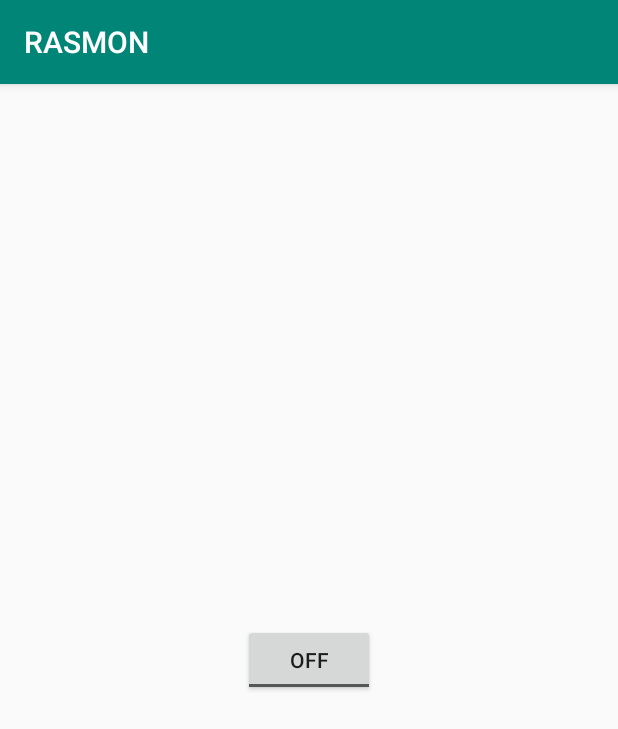
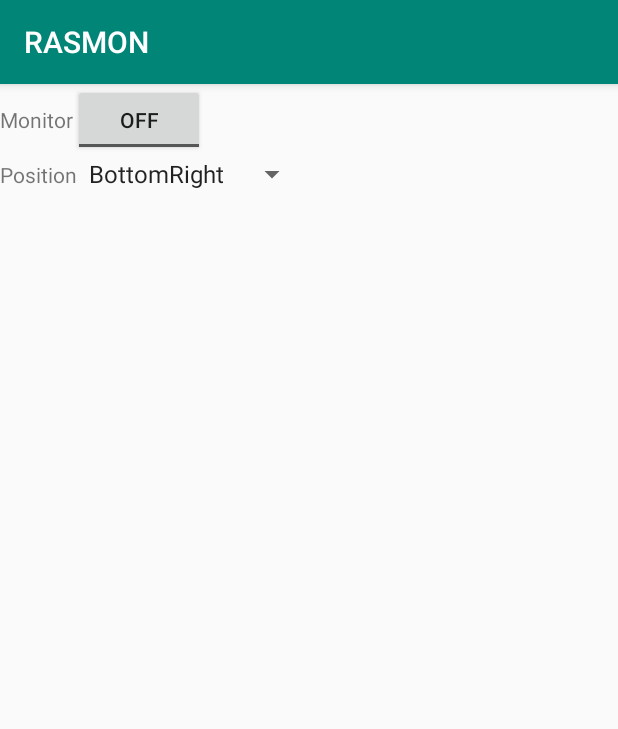
Before and after one commit to takeoverjp/rasmon, an Android app: the screen it shows after launch (MainActivity), on a phone screen of 412 x 824 dp. Shown: the top 729 px of the screen. Run offline under Robolectric (Android 15) with nearby library versions, the phone set to English and light mode, and no system bars.

Commit message:
Prepare position config.

```diff
--- a/app/src/main/java/xyz/takeoverjp/rasmon/MainActivity.kt
+++ b/app/src/main/java/xyz/takeoverjp/rasmon/MainActivity.kt
@@ -5,14 +5,23 @@ import android.net.Uri
 import android.os.Build
 import android.os.Bundle
 import android.provider.Settings
+import android.util.Log
+import android.view.View
+import android.widget.AdapterView
+import android.widget.ArrayAdapter
+import android.widget.Spinner
 import android.widget.ToggleButton
 import androidx.appcompat.app.AppCompatActivity
+
 
 class MainActivity : AppCompatActivity() {
     companion object {
         /** ID for the runtime permission dialog */
         private const val OVERLAY_PERMISSION_REQUEST_CODE = 1
     }
+
+    private val spinnerItems =
+        arrayOf("BottomRight", "BottomLeft", "TopRight", "TopLeft")
 
     override fun onCreate(savedInstanceState: Bundle?) {
         super.onCreate(savedInstanceState)
@@ -25,6 +34,23 @@ class MainActivity : AppCompatActivity() {
             setOnCheckedChangeListener { _, isChecked ->
                 if (isChecked) OverlayService.start(this@MainActivity)
                 else OverlayService.stop(this@MainActivity)
+            }
+        }
+
+        val spinner = findViewById<Spinner>(R.id.positionSpinner)
+        val adapter = ArrayAdapter(this,
+                    android.R.layout.simple_spinner_item, spinnerItems)
+        adapter.setDropDownViewResource(android.R.layout.simple_spinner_dropdown_item)
+        spinner.setAdapter(adapter)
+        spinner.onItemSelectedListener = object : AdapterView.OnItemSelectedListener{
+            override fun onItemSelected(
+                parent: AdapterView<*>?,
+                view: View?, position: Int, id: Long
+            ) {
+                Log.d("rasmon", "item=" + spinner.selectedItem)
+            }
+
+            override fun onNothingSelected(parent: AdapterView<*>?) {
             }
         }
     }
--- a/app/src/main/res/layout/main_activity.xml
+++ b/app/src/main/res/layout/main_activity.xml
@@ -6,8 +6,39 @@
     android:orientation="vertical"
     android:gravity="center"
     tools:context=".MainActivity">
-    <ToggleButton
-        android:id="@+id/toggle_button"
-        android:layout_width="wrap_content"
-        android:layout_height="wrap_content" />
+
+    <LinearLayout
+        android:layout_width="match_parent"
+        android:layout_height="wrap_content"
+        android:orientation="horizontal">
+
+        <TextView
+            android:id="@+id/textView2"
+            android:layout_width="wrap_content"
+            android:layout_height="wrap_content"
+            android:text="@string/config_monitor" />
+
+        <ToggleButton
+            android:id="@+id/toggle_button"
+            android:layout_width="wrap_content"
+            android:layout_height="wrap_content" />
+    </LinearLayout>
+
+    <LinearLayout
+        android:layout_width="match_parent"
+        android:layout_height="match_parent"
+        android:orientation="horizontal">
+
+        <TextView
+            android:id="@+id/textView"
+            android:layout_width="wrap_content"
+            android:layout_height="wrap_content"
+            android:text="@string/config_position" />
+
+        <Spinner
+            android:id="@+id/positionSpinner"
+            android:layout_width="wrap_content"
+            android:layout_height="wrap_content" />
+    </LinearLayout>
+
 </LinearLayout>
--- a/app/src/main/res/values/strings.xml
+++ b/app/src/main/res/values/strings.xml
@@ -2,4 +2,6 @@
     <string name="app_name">RASMON</string>
     <string name="cpu_title">CPU</string>
     <string name="mem_title">MEM</string>
+    <string name="config_monitor">Monitor</string>
+    <string name="config_position">Position</string>
 </resources>
```
